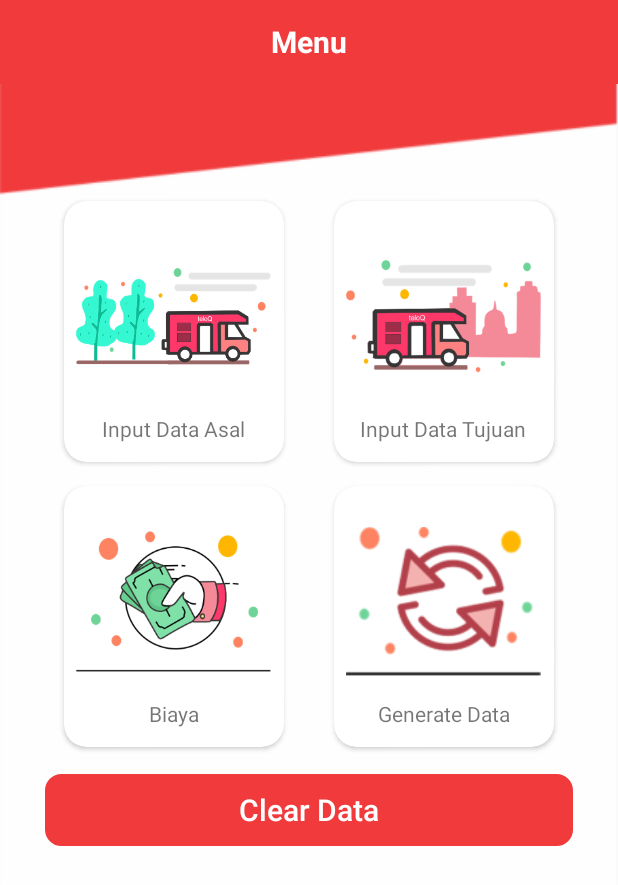
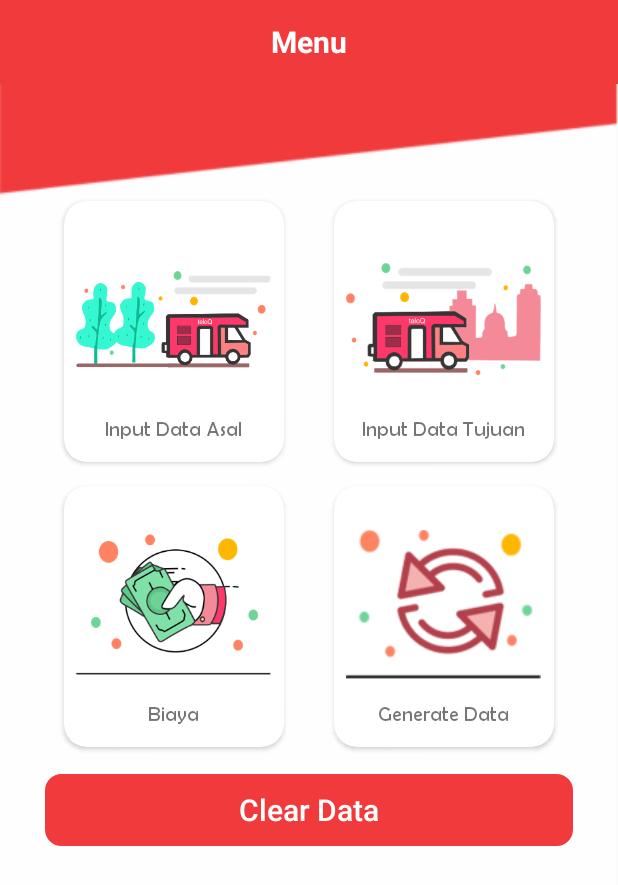
Before and after one commit to Bahroel0/SPK-Transportasi, an Android app: the screen it shows after launch (MainActivity), on a phone screen of 412 x 824 dp. Shown: the top 885 px of the screen. Run offline under Robolectric (Android 15) with nearby library versions, the phone set to English and light mode, and no system bars; libraries missing offline, so code that uses them is left out: io.realm; 2 statements that could not run were skipped.

Commit message:
add font style of berlin sans

```diff
--- a/app/src/main/java/com/example/bahroel/spk/activity/MainActivity.java
+++ b/app/src/main/java/com/example/bahroel/spk/activity/MainActivity.java
@@ -1,11 +1,11 @@
 package com.example.bahroel.spk.activity;
 
 import android.content.Intent;
+import android.graphics.Typeface;
 import android.support.v7.app.AppCompatActivity;
 import android.os.Bundle;
 import android.support.v7.widget.CardView;
 import android.support.v7.widget.Toolbar;
-import android.util.Log;
 import android.view.View;
 import android.widget.Button;
 import android.widget.TextView;
@@ -13,13 +13,12 @@ import android.widget.Toast;
 
 import com.example.bahroel.spk.realm.RealmController;
 
-import io.realm.Realm;
-
 public class MainActivity extends AppCompatActivity {
 
 
     CardView cvSource, cvDestination, cvCost, cvGenerate;
     Button btnClearData;
+    TextView tvinputdataasal, tvinputdatatujuan, tvBiayaa, tvgenerate;
 
     @Override
     protected void onCreate(Bundle savedInstanceState) {
@@ -28,6 +27,17 @@ public class MainActivity extends AppCompatActivity {
 
         Toolbar toolbarTop = (Toolbar) findViewById(R.id.toolbar_top);
         TextView mTitle = (TextView) toolbarTop.findViewById(R.id.toolbar_title);
+
+        tvinputdataasal = (TextView)findViewById(R.id.tvinputdataasal);
+        tvinputdatatujuan = (TextView)findViewById(R.id.tvinputdatatujuan);
+        tvBiayaa = (TextView)findViewById(R.id.tvbiayaaaaaa);
+        tvgenerate = (TextView)findViewById(R.id.tvgeneratedata);
+
+        Typeface custom_font = Typeface.createFromAsset(getAssets(), "fonts/berlinsans.ttf");
+        tvinputdataasal.setTypeface(custom_font);
+        tvinputdatatujuan.setTypeface(custom_font);
+        tvBiayaa.setTypeface(custom_font);
+        tvgenerate.setTypeface(custom_font);
 
         cvSource = (CardView) findViewById(R.id.clickSource);
         cvDestination = (CardView) findViewById(R.id.clickDestination);
--- a/app/src/main/res/layout/activity_main.xml
+++ b/app/src/main/res/layout/activity_main.xml
@@ -63,8 +63,10 @@
                         android:src="@drawable/imgasal"
                         />
                     <TextView
+                        android:id="@+id/tvinputdataasal"
                         android:layout_width="wrap_content"
                         android:text="Input Data Asal"
+                        android:textStyle="bold"
                         android:layout_height="wrap_content" />
                 </LinearLayout>
 
@@ -91,8 +93,10 @@
                         android:src="@drawable/imgtujuan"
                         />
                     <TextView
+                        android:id="@+id/tvinputdatatujuan"
                         android:layout_width="wrap_content"
                         android:text="Input Data Tujuan"
+                        android:textStyle="bold"
                         android:layout_height="wrap_content" />
                 </LinearLayout>
 
@@ -130,7 +134,9 @@
                         android:src="@drawable/bayar"
                         />
                     <TextView
+                        android:id="@+id/tvbiayaaaaaa"
                         android:layout_width="wrap_content"
+                        android:textStyle="bold"
                         android:text="Biaya"
                         android:layout_height="wrap_content" />
                 </LinearLayout>
@@ -158,7 +164,9 @@
                         android:src="@drawable/generate"
                         />
                     <TextView
+                        android:id="@+id/tvgeneratedata"
                         android:layout_width="wrap_content"
+                        android:textStyle="bold"
                         android:text="Generate Data"
                         android:layout_height="wrap_content" />
                 </LinearLayout>
```
Also changed, not shown: app/src/main/assets/fonts/berlinsans.ttf (added), 27 other files.
